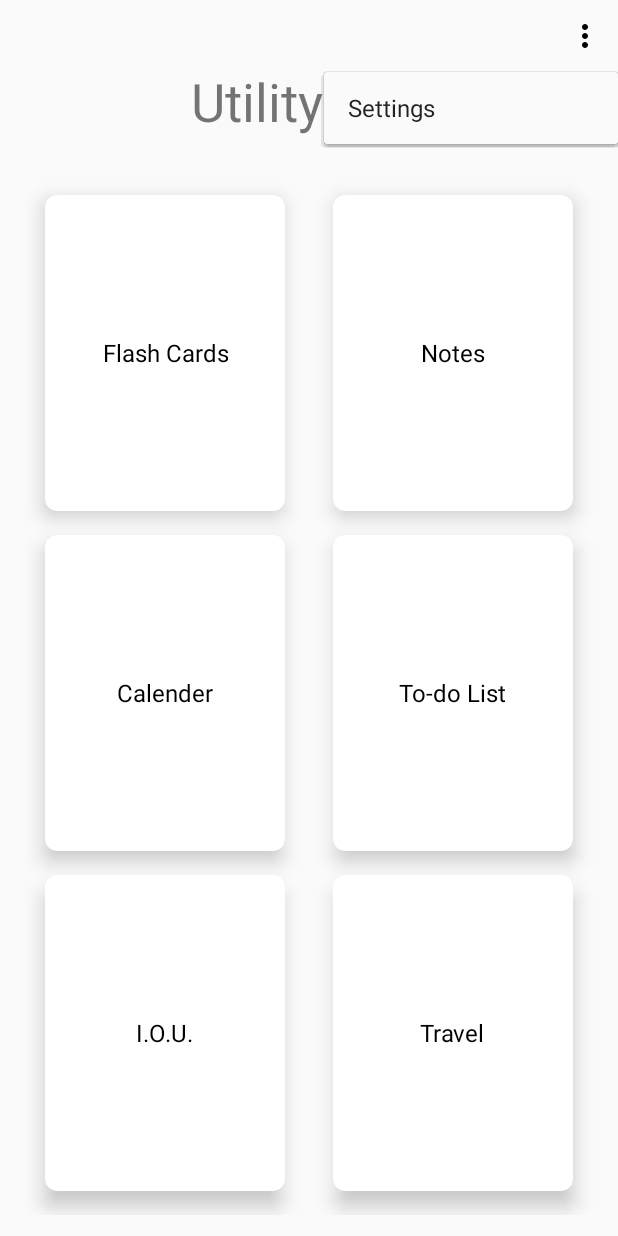
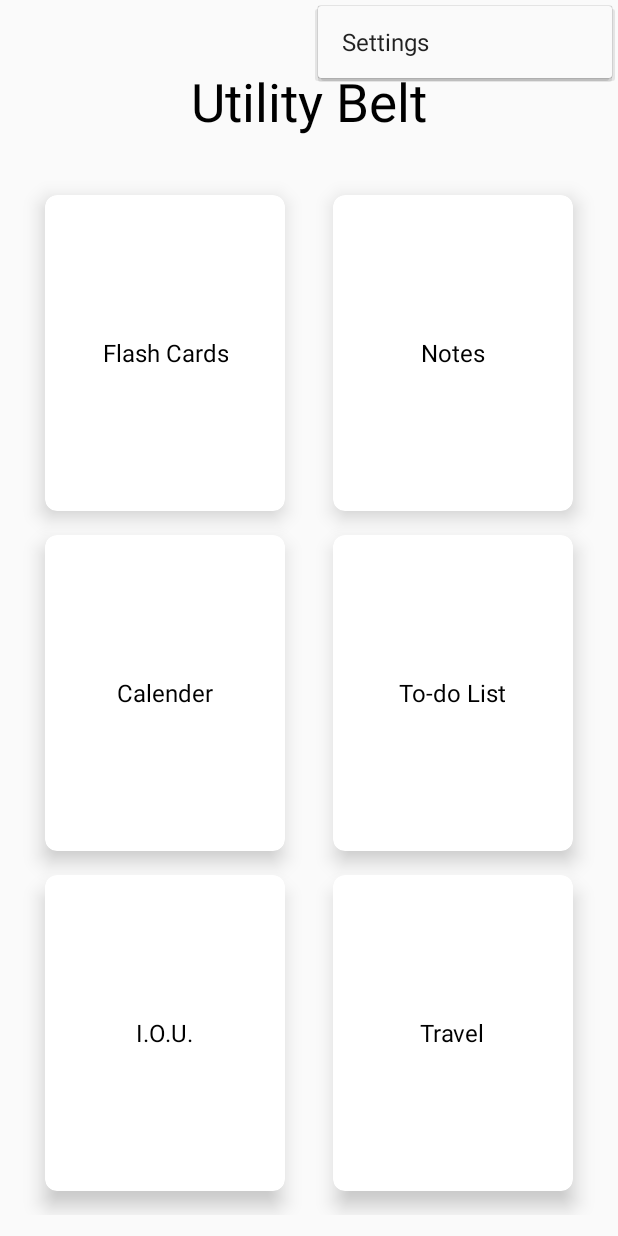
Before and after one commit to jonburleson/UtilityBelt, an Android app: the screen it shows after launch (MainActivity), after a tap on "Settings button", on a phone screen of 412 x 824 dp. Run offline under Robolectric (Android 15) with nearby library versions, the phone set to English and light mode, and no system bars.

```diff
--- a/app/src/main/java/com/jonburleson/utilitybelt/MainActivity.java
+++ b/app/src/main/java/com/jonburleson/utilitybelt/MainActivity.java
@@ -1,18 +1,21 @@
 package com.jonburleson.utilitybelt;
 
+import android.content.Context;
+import android.content.ContextWrapper;
 import android.content.Intent;
 import android.content.SharedPreferences;
 import android.os.Bundle;
 
 import androidx.appcompat.app.AppCompatActivity;
 import androidx.appcompat.app.AppCompatDelegate;
+import androidx.appcompat.view.ContextThemeWrapper;
+import androidx.appcompat.widget.PopupMenu;
 import androidx.cardview.widget.CardView;
 import androidx.preference.PreferenceManager;
 
-import android.view.MenuInflater;
+import android.view.Gravity;
 import android.view.MenuItem;
 import android.view.View;
-import android.widget.PopupMenu;
 import android.widget.Toast;
 
 public class MainActivity extends AppCompatActivity {
@@ -74,8 +77,8 @@ public class MainActivity extends AppCompatActivity {
 
     public void showSettingsPopup(View v) {
         PopupMenu popup = new PopupMenu(this, v);
-        MenuInflater inflater = popup.getMenuInflater();
-        inflater.inflate(R.menu.menu_main, popup.getMenu());
+        popup.getMenuInflater().inflate(R.menu.menu_main, popup.getMenu());
+        popup.setGravity(Gravity.END);
 
         popup.setOnMenuItemClickListener(new PopupMenu.OnMenuItemClickListener() {
             @Override
--- a/app/src/main/res/layout/activity_main.xml
+++ b/app/src/main/res/layout/activity_main.xml
@@ -11,9 +11,10 @@
     <ImageButton
         android:id="@+id/button_settings"
         android:layout_width="wrap_content"
-        android:layout_height="wrap_content"
+        android:layout_height="?attr/actionBarSize"
         android:src="@drawable/ic_more_vert_black_24dp"
         android:contentDescription="@string/icn_settings"
+        android:tint="@color/colorText"
         android:onClick="showSettingsPopup"
         android:layout_gravity="top|end"
         style="?android:attr/actionOverflowButtonStyle"/>
--- a/app/src/main/res/layout/content_main.xml
+++ b/app/src/main/res/layout/content_main.xml
@@ -21,6 +21,7 @@
             android:layout_height="wrap_content"
             android:layout_centerInParent="true"
             android:textSize="35sp"
+            android:textColor="@color/colorText"
             android:text="@string/app_name"/>
 
     </RelativeLayout>
--- a/app/src/main/res/values/styles.xml
+++ b/app/src/main/res/values/styles.xml
@@ -5,6 +5,7 @@
         <item name="colorPrimaryDark">@color/colorPrimaryDark</item>
         <item name="colorAccent">@color/colorAccent</item>
         <item name="preferenceTheme">@style/PreferenceThemeOverlay</item>
+        <item name="popupMenuStyle">@style/PopupStyle</item>
     </style>
 
     <style name="AppTheme.NoActionBar">
@@ -12,8 +13,17 @@
         <item name="windowNoTitle">true</item>
     </style>
 
+    <style name="ToolbarStyle">
+        <item name="colorControlNormal">@color/colorText</item>
+    </style>
+
     <style name="AppTheme.AppBarOverlay" parent="ThemeOverlay.AppCompat.Dark.ActionBar" />
 
     <style name="AppTheme.PopupOverlay" parent="ThemeOverlay.AppCompat.Light" />
 
+    <style name="PopupStyle" parent="@style/Widget.AppCompat.PopupMenu.Overflow">
+        <item name="android:dropDownHorizontalOffset">-4dp</item>
+        <item name="android:dropDownVerticalOffset">4dp</item>
+    </style>
+
 </resources>
```
Also changed, not shown: app/src/main/AndroidManifest.xml (+7 -3 lines), app/src/main/java/com/jonburleson/utilitybelt/NotesActivity.java (+35 -0 lines), app/src/main/java/com/jonburleson/utilitybelt/SettingsActivity.java (+12 -0 lines), app/src/main/res/drawable/ic_arrow_back_black_24dp.xml (added, +9 -0 lines), app/src/main/res/layout/activity_notes.xml (+18 -18 lines).
